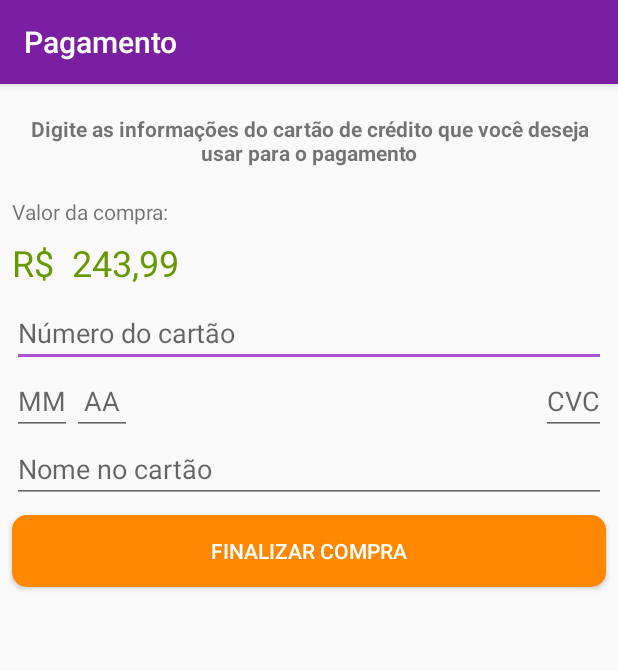
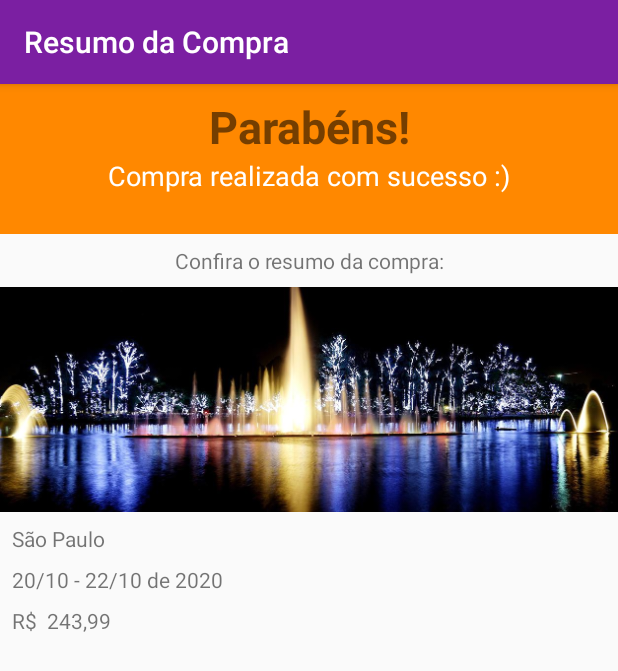
Before and after one commit to AysllaGomes/pacote_viagens, an Android app: the screen it shows after launch (PagamentoActivity before the commit, ResumoCompraActivity after it), on a phone screen of 412 x 824 dp. Shown: the top 671 px of the screen. Run offline under Robolectric (Android 15) with nearby library versions, the phone set to English and light mode, and no system bars.

Commit message:
Adicionando o fluxo de 'Resumo Compra'

```diff
--- a/app/src/main/AndroidManifest.xml
+++ b/app/src/main/AndroidManifest.xml
@@ -9,7 +9,8 @@
         android:roundIcon="@mipmap/ic_launcher_round"
         android:supportsRtl="true"
         android:theme="@style/Theme.Viagens">
-        <activity android:name=".ui.activity.PagamentoActivity"></activity>
+        <activity android:name=".ui.activity.ResumoCompraActivity" />
+        <activity android:name=".ui.activity.PagamentoActivity" />
         <activity android:name=".ui.activity.ResumoPacoteActivity" />
         <activity android:name=".ui.activity.ListaPacotesActivity">
             <intent-filter>
--- a/app/src/main/java/ayslla/gomes/viagens/ui/activity/PagamentoActivity.java
+++ b/app/src/main/java/ayslla/gomes/viagens/ui/activity/PagamentoActivity.java
@@ -2,6 +2,7 @@ package ayslla.gomes.viagens.ui.activity;
 
 import java.math.BigDecimal;
 
+import android.content.Intent;
 import android.os.Bundle;
 import android.widget.TextView;
 
@@ -25,6 +26,9 @@ public class PagamentoActivity extends AppCompatActivity {
         Pacote pacote = new Pacote("São Paulo", "sao_paulo_sp", 2, new BigDecimal("243.99"));
 
         mostraPreco(pacote);
+
+        Intent intent = new Intent(this, ResumoCompraActivity.class);
+        startActivity(intent);
     }
 
     private void mostraPreco(Pacote pacote) {
--- /dev/null
+++ b/app/src/main/java/ayslla/gomes/viagens/ui/activity/ResumoCompraActivity.java
@@ -0,0 +1,60 @@
+package ayslla.gomes.viagens.ui.activity;
+
+import androidx.appcompat.app.AppCompatActivity;
+
+import android.graphics.drawable.Drawable;
+import android.os.Bundle;
+import android.widget.ImageView;
+import android.widget.TextView;
+
+import java.math.BigDecimal;
+
+import ayslla.gomes.viagens.R;
+import ayslla.gomes.viagens.model.Pacote;
+import ayslla.gomes.viagens.util.DataUtil;
+import ayslla.gomes.viagens.util.MoedaUtil;
+import ayslla.gomes.viagens.util.ResourceUtil;
+
+public class ResumoCompraActivity extends AppCompatActivity {
+
+    public static final String TITLE_APPBAR = "Resumo da Compra";
+
+    @Override
+    protected void onCreate(Bundle savedInstanceState) {
+        super.onCreate(savedInstanceState);
+        setContentView(R.layout.activity_resumo_compra);
+
+        setTitle(TITLE_APPBAR);
+
+        Pacote pacote = new Pacote("São Paulo", "sao_paulo_sp", 2, new BigDecimal("243.99"));
+
+        mostraLocal(pacote);
+        mostraImagem(pacote);
+        mostraData(pacote);
+        mostraPreco(pacote);
+    }
+
+    private void mostraLocal(Pacote pacote) {
+        TextView local = findViewById(R.id.resumo_compra_local_pacote);
+        local.setText(pacote.getLocal());
+    }
+
+    private void mostraImagem(Pacote pacote) {
+        ImageView imagem = findViewById(R.id.resumo_compra_imagem_pacote);
+        Drawable drawableDoPacote = ResourceUtil.devolveDrawable(this, pacote.getImagem());
+        imagem.setImageDrawable(drawableDoPacote);
+    }
+
+    private void mostraData(Pacote pacote) {
+        TextView data = findViewById(R.id.resumo_compra_data_viagem);
+        String periodoEmTexto = DataUtil.periodoEmTexto(pacote.getDias());
+        data.setText(periodoEmTexto);
+    }
+
+    private void mostraPreco(Pacote pacote) {
+        TextView preco = findViewById(R.id.resumo_compra_preco_pacote);
+        String moedaBrasileira = MoedaUtil.formataParaBrasileiro(pacote.getPreco());
+        preco.setText(moedaBrasileira);
+    }
+
+}
--- /dev/null
+++ b/app/src/main/res/layout/activity_resumo_compra.xml
@@ -0,0 +1,106 @@
+<?xml version="1.0" encoding="utf-8"?>
+<androidx.constraintlayout.widget.ConstraintLayout xmlns:android="http://schemas.android.com/apk/res/android"
+    xmlns:app="http://schemas.android.com/apk/res-auto"
+    xmlns:tools="http://schemas.android.com/tools"
+    android:layout_width="match_parent"
+    android:layout_height="match_parent">
+
+    <ImageView
+        android:id="@+id/resumo_compra_banner_inicial"
+        android:layout_width="0dp"
+        android:layout_height="100dp"
+        android:contentDescription="@string/conteudo_do_banner_inicial"
+        app:layout_constraintBottom_toBottomOf="parent"
+        app:layout_constraintEnd_toEndOf="parent"
+        app:layout_constraintStart_toStartOf="parent"
+        app:layout_constraintTop_toTopOf="parent"
+        app:layout_constraintVertical_bias="0.0"
+        android:src="@android:color/holo_orange_dark"
+    />
+
+    <TextView
+        android:id="@+id/resumo_compra_parabens"
+        android:layout_width="wrap_content"
+        android:layout_height="wrap_content"
+        android:text="@string/parabens"
+        android:layout_margin="8dp"
+        android:textSize="30sp"
+        android:textStyle="bold"
+        android:textAlignment="center"
+        android:gravity="center"
+        app:layout_constraintVertical_bias="0.0"
+        app:layout_constraintBottom_toBottomOf="@+id/resumo_compra_banner_inicial"
+        app:layout_constraintEnd_toEndOf="@+id/resumo_compra_banner_inicial"
+        app:layout_constraintStart_toStartOf="@id/resumo_compra_banner_inicial"
+        app:layout_constraintTop_toTopOf="@+id/resumo_compra_banner_inicial"
+    />
+
+    <TextView
+        android:id="@+id/resumo_compra_realizada_sucesso"
+        android:layout_width="wrap_content"
+        android:layout_height="wrap_content"
+        android:text="@string/compra_sucesso"
+        android:textColor="@android:color/white"
+        android:textSize="18sp"
+        app:layout_constraintEnd_toEndOf="@+id/resumo_compra_parabens"
+        app:layout_constraintStart_toStartOf="@+id/resumo_compra_parabens"
+        app:layout_constraintTop_toBottomOf="@+id/resumo_compra_parabens"
+    />
+
+    <TextView
+        android:id="@+id/resumo_compra_confira_resumo"
+        android:layout_width="wrap_content"
+        android:layout_height="wrap_content"
+        android:layout_marginEnd="8dp"
+        android:layout_marginStart="8dp"
+        android:layout_marginTop="8dp"
+        android:text="@string/compra_resumo"
+        app:layout_constraintEnd_toEndOf="parent"
+        app:layout_constraintStart_toStartOf="parent"
+        app:layout_constraintTop_toBottomOf="@+id/resumo_compra_banner_inicial"
+    />
+
+    <ImageView
+        android:id="@+id/resumo_compra_imagem_pacote"
+        android:layout_width="0dp"
+        android:layout_height="150dp"
+        android:layout_marginTop="8dp"
+        android:scaleType="centerCrop"
+        app:layout_constraintEnd_toEndOf="parent"
+        app:layout_constraintStart_toStartOf="parent"
+        app:layout_constraintTop_toBottomOf="@+id/resumo_compra_confira_resumo"
+        app:srcCompat="@drawable/sao_paulo_sp"
+    />
+
+    <TextView
+        android:id="@+id/resumo_compra_local_pacote"
+        android:layout_width="wrap_content"
+        android:layout_height="wrap_content"
+        android:layout_margin="8dp"
+        app:layout_constraintStart_toStartOf="parent"
+        app:layout_constraintTop_toBottomOf="@+id/resumo_compra_imagem_pacote"
+        tools:text="São Paulo"
+    />
+
+    <TextView
+        android:id="@+id/resumo_compra_data_viagem"
+        android:layout_width="wrap_content"
+        android:layout_height="wrap_content"
+        android:layout_marginTop="8dp"
+        app:layout_constraintStart_toStartOf="@+id/resumo_compra_local_pacote"
+        app:layout_constraintTop_toBottomOf="@+id/resumo_compra_local_pacote"
+        tools:text="08/12 - 10/12 de 2020"
+    />
+
+    <TextView
+        android:id="@+id/resumo_compra_preco_pacote"
+        android:layout_width="wrap_content"
+        android:layout_height="wrap_content"
+        android:layout_marginTop="8dp"
+        app:layout_constraintStart_toStartOf="@+id/resumo_compra_data_viagem"
+        app:layout_constraintTop_toBottomOf="@+id/resumo_compra_data_viagem"
+        tools:text="R$ 243,99"
+    />
+
+
+</androidx.constraintlayout.widget.ConstraintLayout>
--- a/app/src/main/res/values/strings.xml
+++ b/app/src/main/res/values/strings.xml
@@ -18,4 +18,8 @@
     <string name="nome_no_cartao">Nome no cartão</string>
     <string name="finalizar_compra">Finalizar compra</string>
     <string name="mascara_nome_cartao">abcdefghijklmnopqrstuvwxyzçABCDEFGHIJKLMNOPQRSTUVWXYZÇ\u0020</string>
+    <string name="parabens">Parabéns!</string>
+    <string name="compra_sucesso">Compra realizada com sucesso :)</string>
+    <string name="compra_resumo">Confira o resumo da compra:</string>
+    <string name="conteudo_do_banner_inicial">Imagem inicial</string>
 </resources>
```
